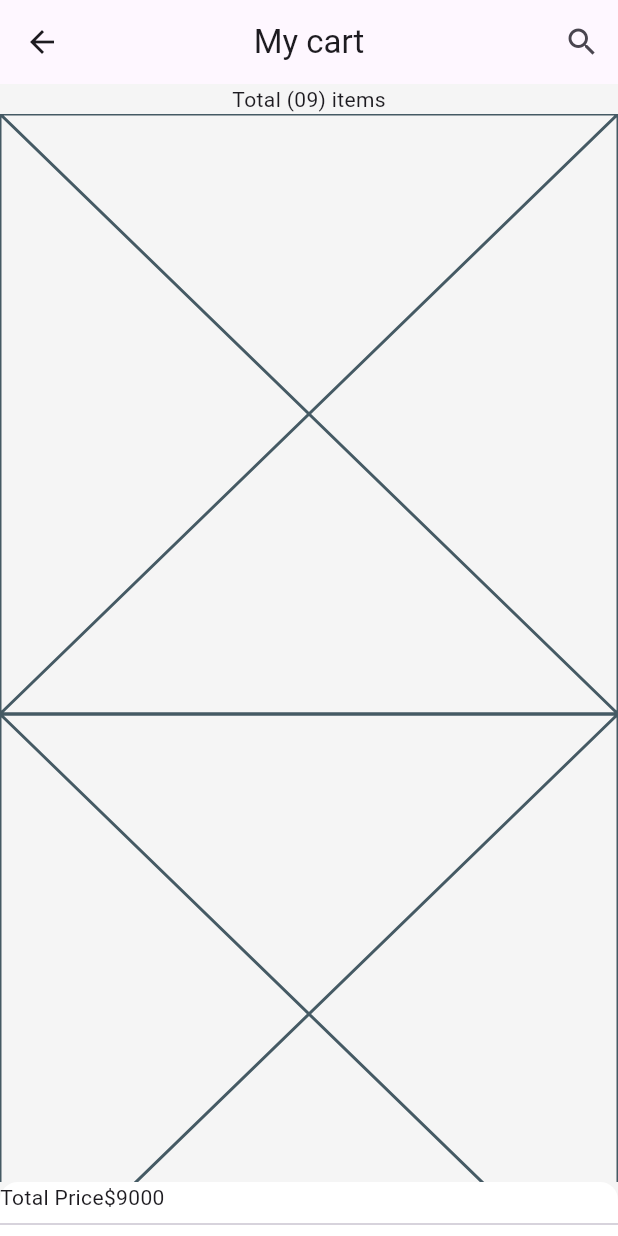
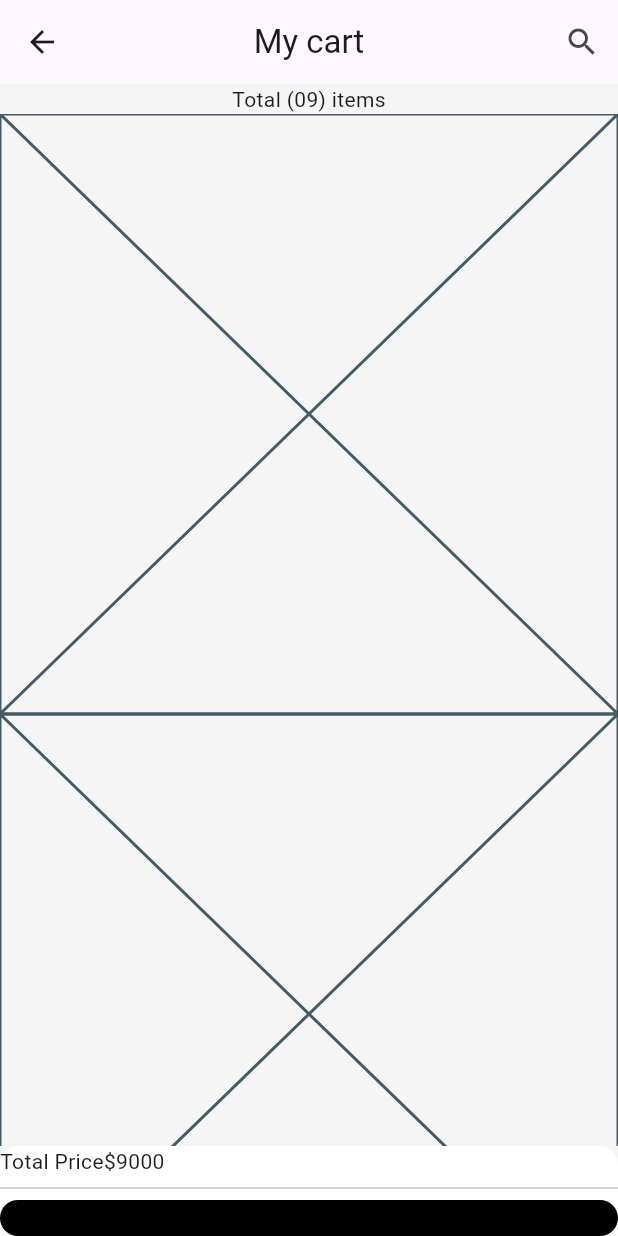
Before and after one commit to JAICHANGPARK/flutter_notebook_chapter_49, a Flutter app: the FurnitureCartPage screen opened directly, on a phone screen of 412 x 824 dp. Run offline on Flutter 3.47's test engine with Material 3 defaults, Android fonts, the phone set to English and light mode, and no system bars; our stand-ins replace dots_indicator, gap, google_fonts.

Commit message:
Update furniture_cart_page.dart

```diff
--- a/lib/ep2460_furniture_app/ui/furniture_cart_page.dart
+++ b/lib/ep2460_furniture_app/ui/furniture_cart_page.dart
@@ -51,6 +51,14 @@ class _FurnitureCartPageState extends State<FurnitureCartPage> {
                     borderRadius: .circular(12),
                     color: Colors.black
                   ),
+                  child: Row(
+                    children: [
+                      Icon(Icons.credit_card),
+                      Text("Checkout", style: TextStyle(
+                        color: Colors.black,
+                      ),)
+                    ],
+                  ),
                 )
               ],
             ),
```
